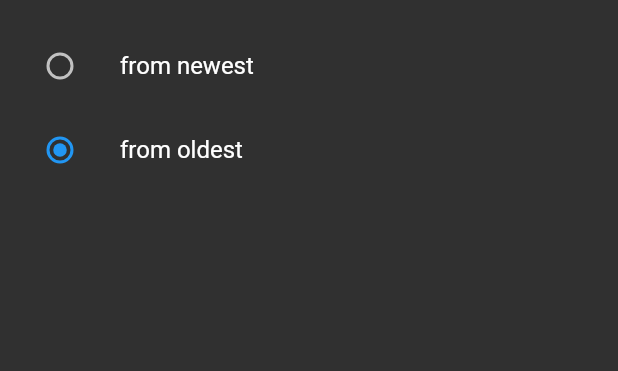
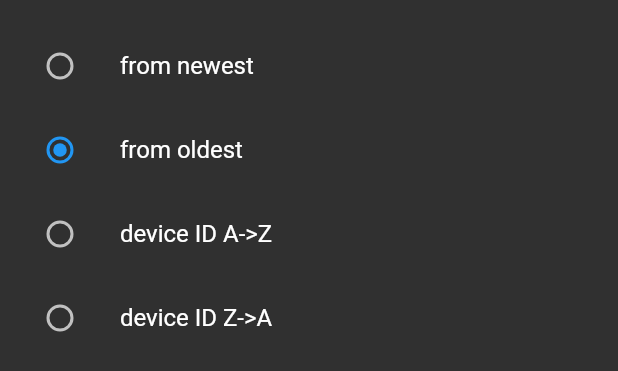
Before and after one commit to cezaryzelisko/gps-tracker-mobile, a Flutter app: the SortMenu widget shown alone on an empty page, opened directly with empty values, after a tap on "from oldest", on a phone screen of 412 x 824 dp. Shown: the top 371 px of the screen. Run offline on Flutter 3.47's test engine with Material 2 defaults, Android fonts, the phone set to English and light mode, and no system bars; our stand-ins replace flutter_map, latlong; accounts and stored records are empty.

Commit message:
- sorting by device ID, - login error handling.

```diff
--- a/lib/widgets/sort_menu.dart
+++ b/lib/widgets/sort_menu.dart
@@ -3,6 +3,8 @@ import 'package:flutter/material.dart';
 enum SortOptions {
   newest,
   oldest,
+  device_id_az,
+  device_id_za,
 }
 
 class SortMenu extends StatefulWidget {
@@ -23,16 +25,11 @@ class SortMenuState extends State<SortMenu> {
     option = widget.defaultOption;
   }
 
-  @override
-  Widget build(BuildContext context) {
-    return Column(
-      crossAxisAlignment: CrossAxisAlignment.start,
-      children: <Widget>[
-        Text(widget.label),
-        ListTile(
-          title: Text('from newest'),
+  ListTile getSortOptionWidget(String label, SortOptions sortOption) {
+    return ListTile(
+      title: Text(label),
       leading: Radio<SortOptions>(
-            value: SortOptions.newest,
+        value: sortOption,
         groupValue: option,
         onChanged: (value) {
           setState(() {
@@ -42,27 +39,22 @@ class SortMenuState extends State<SortMenu> {
       ),
       onTap: () {
         setState(() {
-              option = SortOptions.newest;
+          option = sortOption;
         });
       },
-        ),
-        ListTile(
-          title: Text('from oldest'),
-          leading: Radio<SortOptions>(
-            value: SortOptions.oldest,
-            groupValue: option,
-            onChanged: (value) {
-              setState(() {
-                option = value;
-              });
-            },
-          ),
-          onTap: () {
-            setState(() {
-              option = SortOptions.oldest;
-            });
-          },
-        ),
+    );
+  }
+
+  @override
+  Widget build(BuildContext context) {
+    return Column(
+      crossAxisAlignment: CrossAxisAlignment.start,
+      children: <Widget>[
+        Text(widget.label),
+        getSortOptionWidget('from newest', SortOptions.newest),
+        getSortOptionWidget('from oldest', SortOptions.oldest),
+        getSortOptionWidget('device ID A->Z', SortOptions.device_id_az),
+        getSortOptionWidget('device ID Z->A', SortOptions.device_id_za),
       ],
     );
   }
```
Also changed, not shown: lib/providers/user_provider.dart (+12 -4 lines), lib/utils/data_manipulation.dart (+11 -10 lines). Lines whose indentation alone changed are shown as unchanged.
